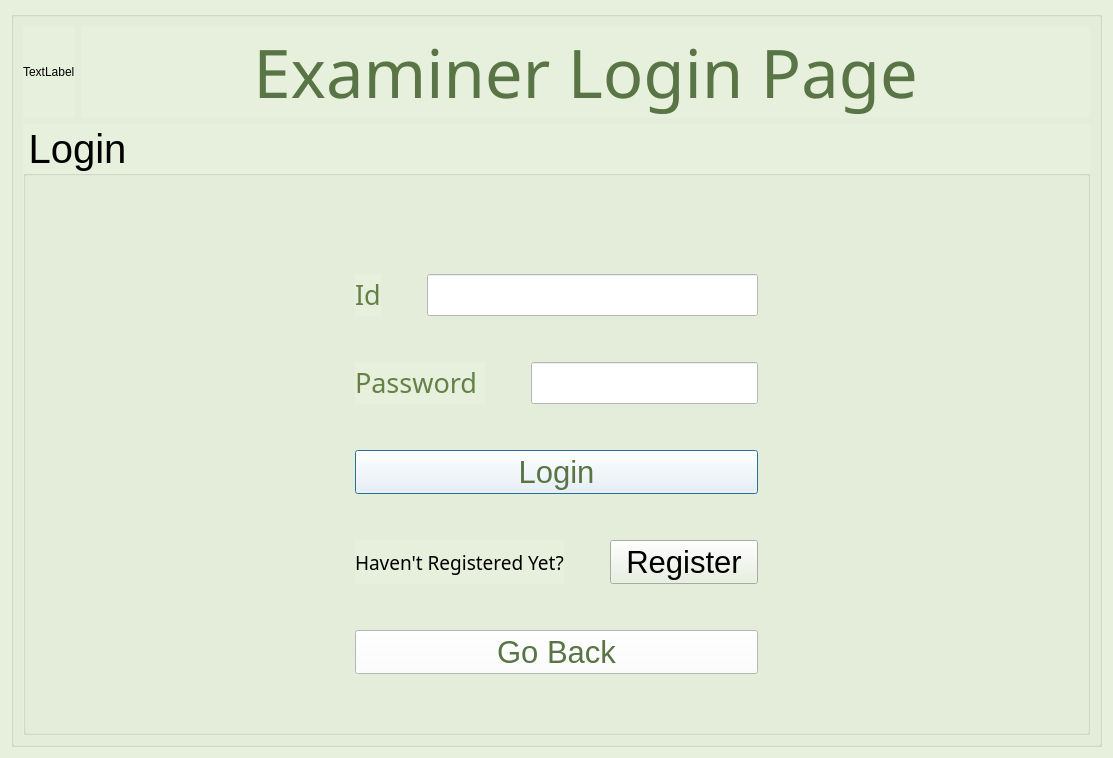
The window that ExamSphereV1/examinerlogin.ui (BiratBC/ExamSphereV1) describes before a commit, drawn with Qt 5.
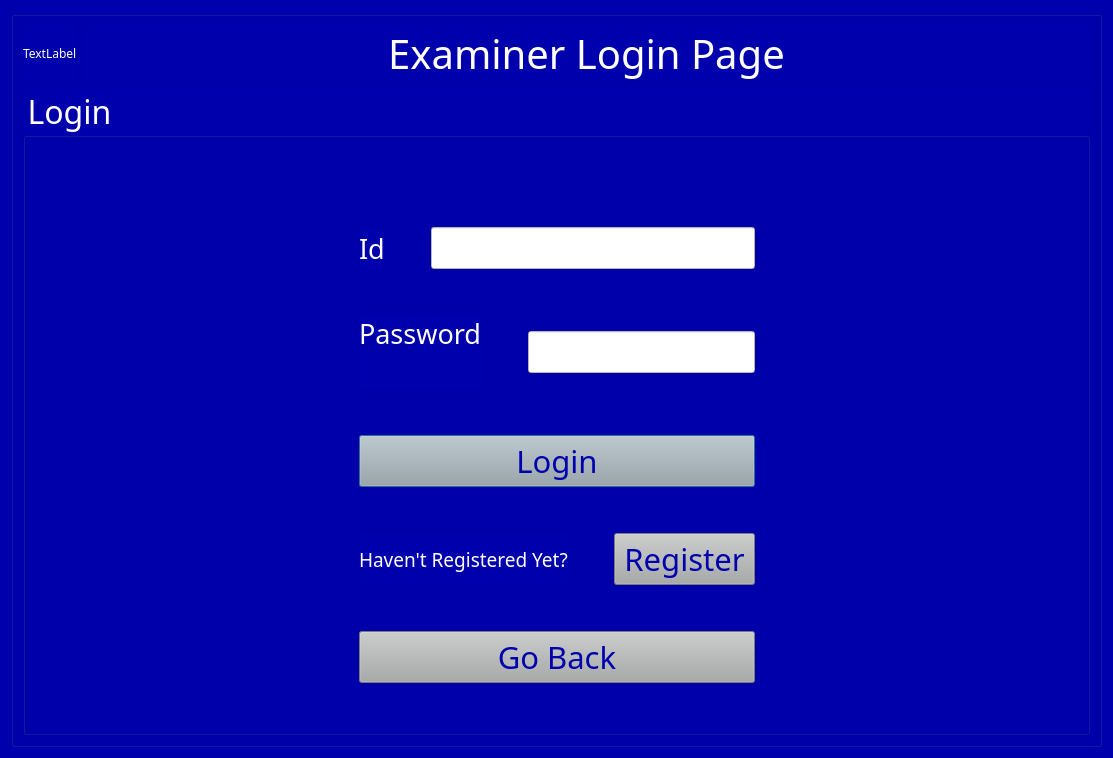
The same window after the commit.

The edit to the form file:
```diff
--- a/ExamSphereV1/examinerlogin.ui
+++ b/ExamSphereV1/examinerlogin.ui
@@ -14,7 +14,26 @@
    <string>Dialog</string>
   </property>
   <property name="styleSheet">
-   <string notr="true">background-color: rgb(231, 240, 220);</string>
+   <string notr="true">*{
+	background-color: rgb(0, 0, 173);
+font-family:AcPlus IBM CGA;
+color:#fff;
+}
+QLineEdit
+{	
+color:#0000ad;
+	background-color: rgb(255, 255, 255);
+}
+QComboBox
+{
+color:#0000ad;
+	background-color: rgb(255, 255, 255);
+}
+QPushButton
+{	
+	background-color: rgb(167, 171, 170);
+	color:#0000ad;
+}</string>
   </property>
   <layout class="QGridLayout" name="gridLayout_2">
    <item row="0" column="0">
@@ -48,12 +67,12 @@
           </property>
           <property name="font">
            <font>
-            <family>Ubuntu Medium</family>
-            <pointsize>50</pointsize>
+            <family>AcPlus IBM CGA</family>
+            <pointsize>30</pointsize>
            </font>
           </property>
           <property name="text">
-           <string>&lt;font color = #597445&gt;Examiner Login Page&lt;/font&gt;</string>
+           <string>Examiner Login Page</string>
           </property>
           <property name="alignment">
            <set>Qt::AlignCenter</set>
@@ -66,12 +85,31 @@
        <widget class="QGroupBox" name="groupBox_2">
         <property name="font">
          <font>
-          <family>Ubuntu</family>
-          <pointsize>30</pointsize>
+          <family>AcPlus IBM CGA</family>
+          <pointsize>24</pointsize>
          </font>
         </property>
         <property name="styleSheet">
-         <string notr="true">background-color: rgb(231, 240, 220);</string>
+         <string notr="true">*{
+	background-color: rgb(0, 0, 173);
+font-family:AcPlus IBM CGA;
+color:#fff;
+}
+QLineEdit
+{	
+color:#0000ad;
+	background-color: rgb(255, 255, 255);
+}
+QComboBox
+{
+color:#0000ad;
+	background-color: rgb(255, 255, 255);
+}
+QPushButton
+{	
+	background-color: rgb(167, 171, 170);
+	color:#0000ad;
+}</string>
         </property>
         <property name="title">
          <string>Login</string>
@@ -101,12 +139,12 @@
               <widget class="QLabel" name="label">
                <property name="font">
                 <font>
-                 <family>Ubuntu Light</family>
+                 <family>AcPlus IBM CGA</family>
                  <pointsize>20</pointsize>
                 </font>
                </property>
                <property name="text">
-                <string>&lt;font color = #658147&gt;Id&lt;/font&gt;</string>
+                <string>Id</string>
                </property>
                <property name="buddy">
                 <cstring>lineID</cstring>
@@ -133,7 +171,7 @@
               <widget class="QLineEdit" name="lineID">
                <property name="font">
                 <font>
-                 <family>Ubuntu Light</family>
+                 <family>AcPlus IBM CGA</family>
                  <pointsize>18</pointsize>
                 </font>
                </property>
@@ -168,12 +206,12 @@
               <widget class="QLabel" name="label_2">
                <property name="font">
                 <font>
-                 <family>Ubuntu Light</family>
+                 <family>AcPlus IBM CGA</family>
                  <pointsize>20</pointsize>
                 </font>
                </property>
                <property name="text">
-                <string>&lt;font color = #658147&gt;Password&lt;/font&gt;
+                <string>Password
 </string>
                </property>
                <property name="buddy">
@@ -201,7 +239,7 @@
               <widget class="QLineEdit" name="linePassword">
                <property name="font">
                 <font>
-                 <family>Ubuntu Light</family>
+                 <family>AcPlus IBM CGA</family>
                  <pointsize>18</pointsize>
                 </font>
                </property>
@@ -234,14 +272,12 @@
             <widget class="QPushButton" name="pushButton">
              <property name="font">
               <font>
-               <family>Ubuntu</family>
+               <family>AcPlus IBM CGA</family>
                <pointsize>23</pointsize>
               </font>
              </property>
              <property name="styleSheet">
-              <string notr="true">border-color: rgb(89, 116, 69);
-color: rgb(89, 116, 69);
-background-color: rgb(255, 255, 255);</string>
+              <string notr="true"/>
              </property>
              <property name="text">
               <string>Login</string>
@@ -270,7 +306,7 @@
               <widget class="QLabel" name="label_4">
                <property name="font">
                 <font>
-                 <family>Ubuntu Light</family>
+                 <family>AcPlus IBM CGA</family>
                  <pointsize>14</pointsize>
                 </font>
                </property>
@@ -299,7 +335,7 @@
               <widget class="QPushButton" name="register_2">
                <property name="font">
                 <font>
-                 <family>Ubuntu</family>
+                 <family>AcPlus IBM CGA</family>
                  <pointsize>23</pointsize>
                 </font>
                </property>
@@ -330,14 +366,12 @@
             <widget class="QPushButton" name="pushButton_2">
              <property name="font">
               <font>
-               <family>Ubuntu</family>
+               <family>AcPlus IBM CGA</family>
                <pointsize>23</pointsize>
               </font>
              </property>
              <property name="styleSheet">
-              <string notr="true">border-color: rgb(89, 116, 69);
-color: rgb(89, 116, 69);
-background-color: rgb(255, 255, 255);</string>
+              <string notr="true"/>
              </property>
              <property name="text">
               <string>Go Back</string>
```
